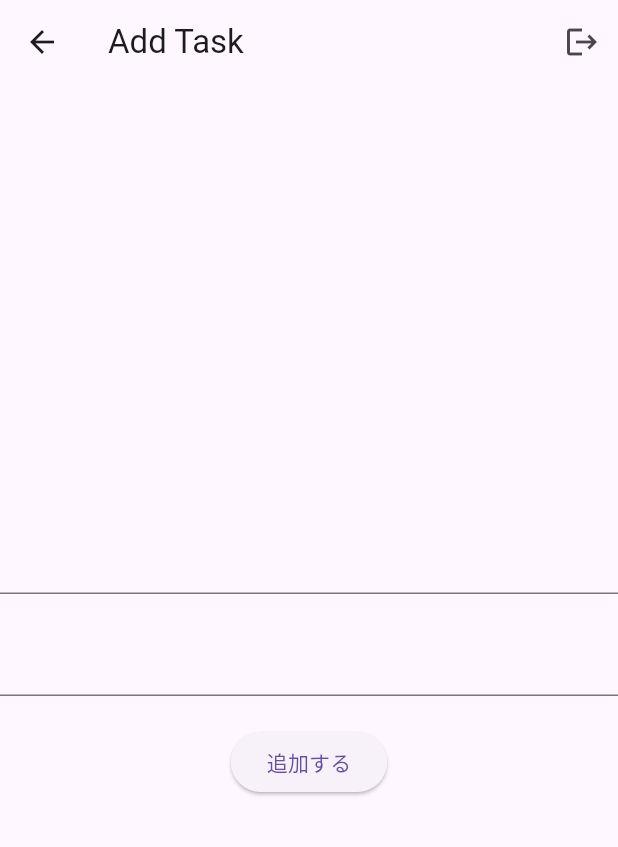
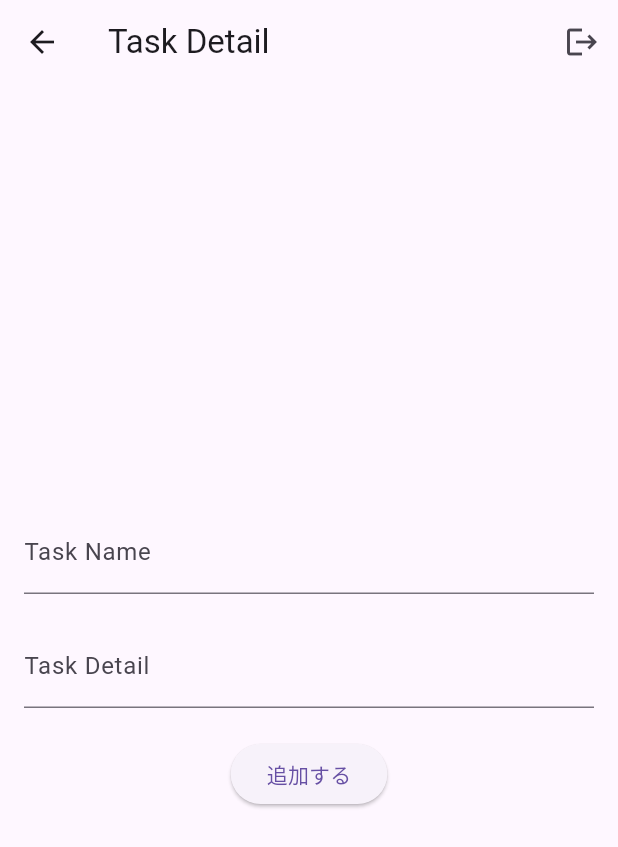
Before and after one commit to itezora-nonoha/TaskHawk, a Flutter app: the screen it shows once a user with an empty profile is signed in, after a tap on the "add" icon, on a phone screen of 412 x 824 dp. Shown: the top 847 px of the screen. Run offline on Flutter 3.47's test engine with Material 3 defaults, Android fonts, the phone set to English and light mode, and no system bars; our stand-ins replace cloud_firestore, firebase_auth, firebase_core, flutter_riverpod, freezed_annotation; accounts and stored records are empty; statements that could not run were skipped.

Commit message:
adjust タスク追加ページとタスク編集ページのWidgetを統合

```diff
--- a/lib/views/add_task.dart
+++ b/lib/views/add_task.dart
@@ -32,16 +32,20 @@ class AddTaskPage extends ConsumerWidget {
         ],
         title: const Text('Add Task'),
       ),
-      body: Center(
+      body: Padding(
+        padding: EdgeInsets.all(16.0),child:Center(
+          child: Center(
           child: Column(
         mainAxisAlignment: MainAxisAlignment.center,
         children: [
           TextField(
             controller: taskTitle,
+            decoration: InputDecoration(labelText: 'Task Name'),
           ),
           const SizedBox(height: 20.0),
           TextField(
             controller: taskBody,
+            decoration: InputDecoration(labelText: 'Task Detail'),
           ),
           const SizedBox(height: 20.0),
           ElevatedButton(
@@ -56,7 +60,7 @@ class AddTaskPage extends ConsumerWidget {
               child: const Text('追加する')),
         ],
       )),
-    );
+    )));
   }
 }
 
--- a/lib/views/task_board.dart
+++ b/lib/views/task_board.dart
@@ -53,10 +53,13 @@ class TaskBoard extends ConsumerWidget {
                 });
           }),
                       floatingActionButton: FloatingActionButton(
-              onPressed: () => Navigator.push(
+              onPressed: () {
+                    ref.read(taskIDProvider.notifier).state = '';
+                    Navigator.push(
                     context,
-                    MaterialPageRoute(builder: (context) => AddTaskPage()),
-                  ),
+                    // MaterialPageRoute(builder: (context) => AddTaskPage()),
+                    MaterialPageRoute(builder: (context) => taskDetailPage()),
+                  );},
               tooltip: 'Increment',
               child: Icon(Icons.add),
             )
--- a/lib/views/task_detail.dart
+++ b/lib/views/task_detail.dart
@@ -49,7 +49,43 @@ class taskDetailPage extends ConsumerWidget {
             decoration: InputDecoration(labelText: 'Task Detail'),
           ),
           const SizedBox(height: 20.0),
-          ElevatedButton(
+          buttons(taskID, dataService, taskTitle, taskBody, context),
+          // ElevatedButton(
+          //     onPressed: () async {
+          //       // データを保存するメソッドを使用する。ボタンを押すと実行される
+          //       dataService.updateTask(taskID, taskTitle.text, taskBody.text, 'status', 'supplier', context);
+          //       // ブログの投稿ページへ画面遷移する
+          //       Navigator.of(context).pop();
+          //       // Navigator.of(context).push(
+          //           // MaterialPageRoute(builder: (context) => const TaskBoard()));
+          //     },
+          //     child: const Text('更新する')),
+          // const SizedBox(height: 20.0),
+          // ElevatedButton(
+          //     onPressed: () async {
+          //       dataService.deleteTask(taskID, context);
+          //       Navigator.of(context).pop();
+          //     },
+          //     child: const Text('削除する')),
+        ],
+      )),
+    ));
+  }
+}
+
+// void main() => runApp(MyApp());
+Widget buttons(String taskID, DataService dataService, TextEditingController taskTitle, TextEditingController taskBody, BuildContext context){
+  if (taskID == ''){
+    return ElevatedButton(
+              onPressed: () async {
+                dataService.addTask(taskTitle.text, taskBody.text, 'status', 'supplier', context);
+                Navigator.of(context).pop();
+                // Navigator.of(context).push(
+                    // MaterialPageRoute(builder: (context) => const TaskBoard()));
+              },
+              child: const Text('追加する'));
+  } else {
+    return Column(children:[ElevatedButton(
               onPressed: () async {
                 // データを保存するメソッドを使用する。ボタンを押すと実行される
                 dataService.updateTask(taskID, taskTitle.text, taskBody.text, 'status', 'supplier', context);
@@ -66,10 +102,5 @@ class taskDetailPage extends ConsumerWidget {
                 Navigator.of(context).pop();
               },
               child: const Text('削除する')),
-        ],
-      )),
-    ));
-  }
+  ]);}
 }
-
-// void main() => runApp(MyApp());
```
